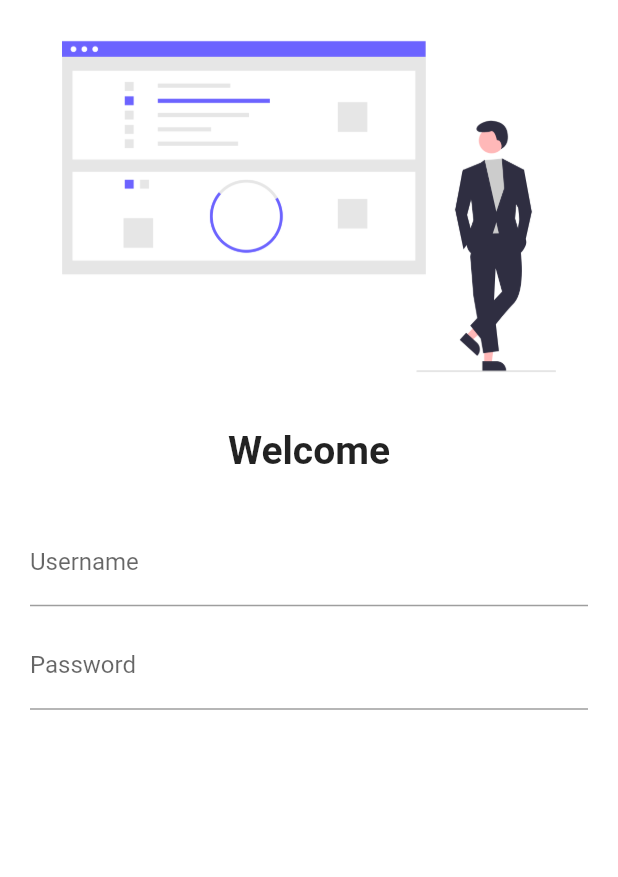
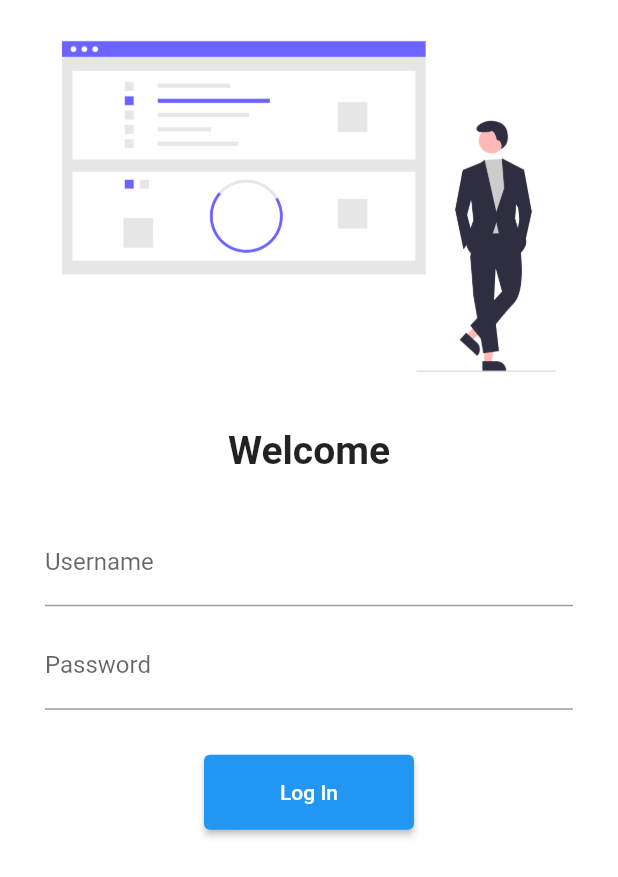
Before and after one commit to sswaraj76/30dayslerning, a Flutter app: the screen it shows after launch, on a phone screen of 412 x 824 dp. Shown: the top 877 px of the screen. Run offline on Flutter 3.47's test engine with Material 2 defaults, Android fonts, the light colour scheme and no system bars; our stand-ins replace google_fonts.

Commit message:
Day-2 complete

```diff
--- a/lib/main.dart
+++ b/lib/main.dart
@@ -1,8 +1,10 @@
 import 'package:flutter/material.dart';
+
 import 'package:google_fonts/google_fonts.dart';
 
-//import './pages/hompage.dart';
+import './pages/hompage.dart';
 import './pages/login.dart';
+import './utilites/routesnames.dart';
 
 void main() {
   runApp(MyApp());
@@ -14,9 +16,13 @@ class MyApp extends StatelessWidget {
     return MaterialApp(
       theme: ThemeData(
           primaryColor: Colors.orangeAccent,
+          accentColor: Colors.amber,
           fontFamily: GoogleFonts.walterTurncoat().fontFamily),
       //home: HomePage(),
-      routes: {'/': (context) => LogIn()},
+      routes: {
+        '/': (context) => LogIn(),
+        MyRoutesName.home: (context) => HomePage()
+      },
     );
   }
 }
--- a/lib/pages/login.dart
+++ b/lib/pages/login.dart
@@ -1,13 +1,18 @@
 import 'package:flutter/material.dart';
+
+import '../utilites/routesnames.dart';
 
 class LogIn extends StatelessWidget {
   @override
   Widget build(BuildContext context) {
     return Material(
       color: Colors.white,
+      child: SingleChildScrollView(
         child: Column(
           children: [
-          Image.asset('assets/Images/A1.png'),
+            Image.asset(
+              'assets/Images/A1.png',
+            ),
             SizedBox(
               height: 10,
             ),
@@ -22,7 +27,8 @@ class LogIn extends StatelessWidget {
               height: 10,
             ),
             Padding(
-            padding: const EdgeInsets.symmetric(vertical: 20.0, horizontal: 20),
+              padding:
+                  const EdgeInsets.symmetric(vertical: 20.0, horizontal: 30),
               child: Column(
                 children: [
                   TextFormField(
@@ -33,14 +39,30 @@ class LogIn extends StatelessWidget {
                     height: 10,
                   ),
                   TextFormField(
+                    obscureText: true,
                     decoration: InputDecoration(
-                      labelText: 'Password', hintText: 'Enter Password'),
+                      labelText: 'Password',
+                      hintText: 'Enter Password',
                     ),
+                  ),
+                  SizedBox(
+                    height: 30,
+                  ),
+                  ElevatedButton(
+                    onPressed: () {
+                      Navigator.pushNamed(context, MyRoutesName.home);
+                    },
+                    child: Text(
+                      'Log In',
+                    ),
+                    style: TextButton.styleFrom(minimumSize: Size(140, 50)),
+                  )
                 ],
               ),
             )
           ],
         ),
+      ),
     );
   }
 }
--- /dev/null
+++ b/lib/utilites/routesnames.dart
@@ -0,0 +1,4 @@
+class MyRoutesName {
+  static const home = '/home';
+  static const login = '/login';
+}
```
Lines whose indentation alone changed are shown as unchanged.
